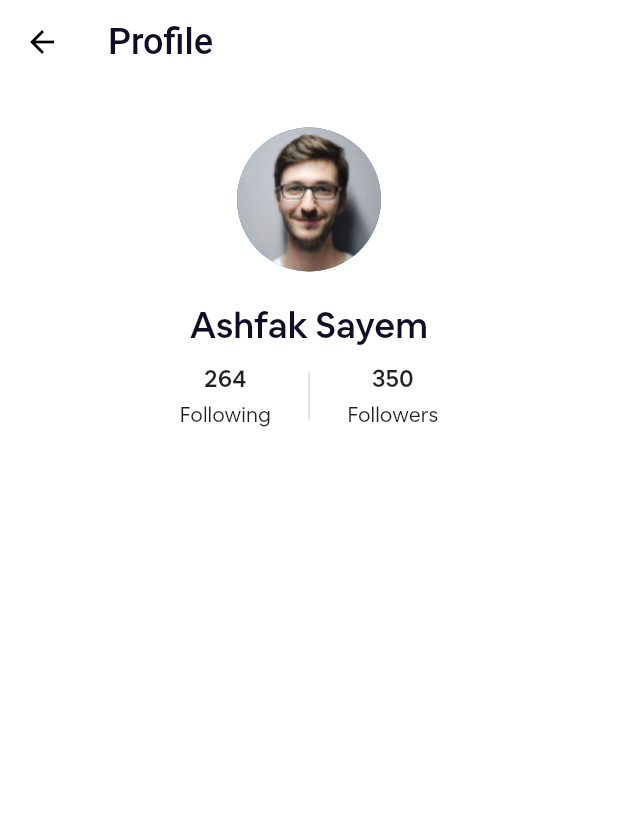
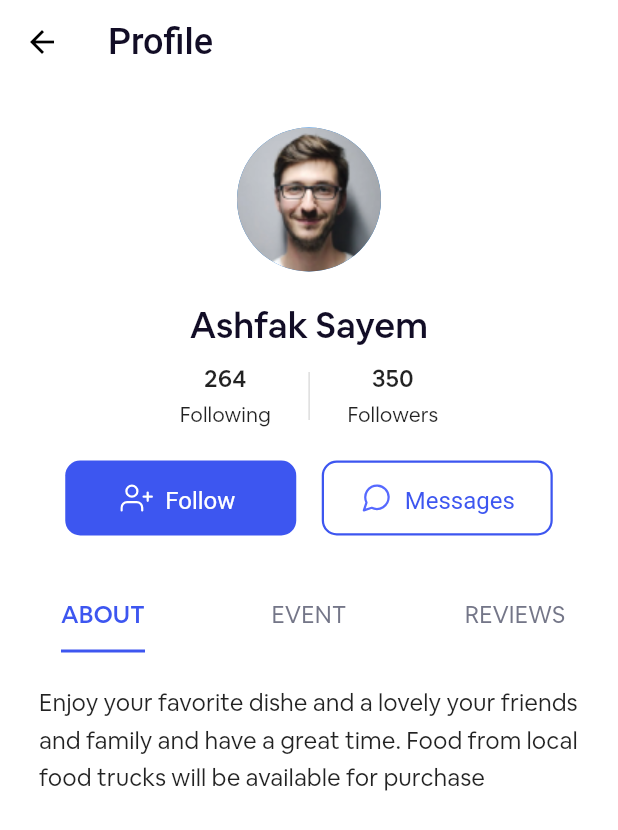
Before and after one commit to callmhejerry/Eventhub, a Flutter app: the screen it shows after launch, on a phone screen of 412 x 824 dp. Shown: the top 830 px of the screen. Run offline on Flutter 3.47's test engine with Material 2 defaults, Android fonts, the phone set to English and light mode, and no system bars; drawn by our look-alikes of readmore; our stand-ins replace flutter_rating_bar, flutter_svg, gap.

Commit message:
Completed the profile feature

```diff
--- a/lib/core/theme/app_theme.dart
+++ b/lib/core/theme/app_theme.dart
@@ -13,6 +13,20 @@ class LightTheme extends AppTheme {
   static get themeData {
     return ThemeData(
       fontFamily: "AirbnbCereal",
+      tabBarTheme: const TabBarTheme(
+        indicatorSize: TabBarIndicatorSize.label,
+        labelColor: AppColorStyle.primaryBlue,
+        unselectedLabelColor: Color(0xff747688),
+        unselectedLabelStyle: TextStyle(
+          fontSize: 16,
+          fontWeight: FontWeight.normal,
+        ),
+        labelStyle: TextStyle(
+          fontSize: 16,
+          fontWeight: FontWeight.w500,
+          letterSpacing: 0.01,
+        ),
+      ),
       scaffoldBackgroundColor: Colors.white,
       outlinedButtonTheme: OutlinedButtonThemeData(
         style: ButtonStyle(
@@ -22,6 +36,7 @@ class LightTheme extends AppTheme {
                 width: 1.5,
               ),
             ),
+            textStyle: const MaterialStatePropertyAll(AppTextStyle.body1),
             minimumSize: const MaterialStatePropertyAll(Size(154, 50)),
             iconColor:
                 const MaterialStatePropertyAll(AppColorStyle.primaryBlue),
@@ -32,6 +47,17 @@ class LightTheme extends AppTheme {
             )),
       ),
       primaryColor: AppColorStyle.primaryBlue,
+      elevatedButtonTheme: ElevatedButtonThemeData(
+        style: ElevatedButton.styleFrom(
+          minimumSize: const Size(154, 50),
+          backgroundColor: AppColorStyle.primaryBlue,
+          textStyle: AppTextStyle.body1,
+          elevation: 0,
+          shape: RoundedRectangleBorder(
+            borderRadius: BorderRadius.circular(10),
+          ),
+        ),
+      ),
       appBarTheme: AppBarTheme(
         elevation: 0,
         centerTitle: false,
--- a/lib/main.dart
+++ b/lib/main.dart
@@ -1,5 +1,4 @@
 import 'package:event_hub/src/feature/profile/organizer_profile.dart';
-import 'package:event_hub/src/feature/profile/profile_screen.dart';
 import 'package:flutter/material.dart';
 
 import 'core/theme/app_theme.dart';
--- a/lib/src/feature/profile/organizer_profile.dart
+++ b/lib/src/feature/profile/organizer_profile.dart
@@ -1,8 +1,29 @@
+import 'package:event_hub/core/styles/color_styles.dart';
+import 'package:event_hub/core/styles/text_styles.dart';
+import 'package:event_hub/core/widgets/event_card.dart';
+import 'package:event_hub/core/widgets/review_card.dart';
 import 'package:event_hub/src/feature/profile/widgets/profile_display_details.dart';
 import 'package:flutter/material.dart';
+import 'package:flutter_svg/svg.dart';
+import 'package:gap/gap.dart';
+import 'package:readmore/readmore.dart';
 
-class OrganizerProfile extends StatelessWidget {
+class OrganizerProfile extends StatefulWidget {
   const OrganizerProfile({super.key});
+
+  @override
+  State<OrganizerProfile> createState() => _OrganizerProfileState();
+}
+
+class _OrganizerProfileState extends State<OrganizerProfile>
+    with SingleTickerProviderStateMixin {
+  late final TabController _tabController;
+
+  @override
+  void initState() {
+    _tabController = TabController(length: 3, vsync: this);
+    super.initState();
+  }
 
   @override
   Widget build(BuildContext context) {
@@ -15,25 +36,143 @@ class OrganizerProfile extends StatelessWidget {
         ),
       ),
       body: SafeArea(
-        child: SingleChildScrollView(
-          padding: const EdgeInsets.symmetric(horizontal: 20),
         child: Column(
-            children: const [
-              SizedBox(
+          // crossAxisAlignment: CrossAxisAlignment.stretch,
+          children: [
+            const SizedBox(
               height: 29,
             ),
-              ProfileDisplayDetails(
+            const ProfileDisplayDetails(
               displayName: "Ashfak Sayem",
               followers: "350",
               following: "264",
             ),
-              SizedBox(
+            const SizedBox(
               height: 21,
             ),
+            Row(
+              mainAxisAlignment: MainAxisAlignment.center,
+              children: [
+                ElevatedButton.icon(
+                  onPressed: () {},
+                  label: const Text("Follow"),
+                  icon: SvgPicture.asset("assets/icons/follow_icon.svg"),
+                ),
+                const Gap(17),
+                OutlinedButton.icon(
+                  onPressed: () {},
+                  icon: SvgPicture.asset("assets/icons/chat_icon.svg"),
+                  label: const Text(
+                    "Messages",
+                    style: TextStyle(color: AppColorStyle.primaryBlue),
+                  ),
+                )
               ],
             ),
+            const Gap(30),
+            TabBar(
+              indicatorColor: AppColorStyle.primaryBlue,
+              controller: _tabController,
+              tabs: const [
+                Tab(
+                  text: "ABOUT",
+                ),
+                Tab(
+                  text: "EVENT",
+                ),
+                Tab(
+                  text: "REVIEWS",
+                )
+              ],
+            ),
+            const Gap(20),
+            Expanded(
+              child: Padding(
+                padding: const EdgeInsets.symmetric(horizontal: 26),
+                child: TabBarView(
+                  controller: _tabController,
+                  children: const [
+                    AboutSection(),
+                    EventSection(),
+                    ReviewSection(),
+                  ],
+                ),
+              ),
+            )
+          ],
         ),
       ),
     );
   }
 }
+
+class AboutSection extends StatelessWidget {
+  const AboutSection({super.key});
+
+  @override
+  Widget build(BuildContext context) {
+    return const ReadMoreText(
+      "Enjoy your favorite dishe and a lovely your friends and family and have a great time. Food from local food trucks will be available for purchase",
+      style: AppTextStyle.body1,
+    );
+  }
+}
+
+class EventSection extends StatelessWidget {
+  const EventSection({super.key});
+
+  @override
+  Widget build(BuildContext context) {
+    return ListView.separated(
+      separatorBuilder: (context, index) {
+        return const Gap(16);
+      },
+      itemCount: 3,
+      itemBuilder: (context, index) {
+        final images = [
+          "assets/images/event_1.png",
+          "assets/images/event_2.png",
+          "assets/images/event_3.png",
+        ];
+        final texts = [
+          "A virtual evening of smoooth jazz",
+          "Jo malone london’s mother’s day ",
+          "Women's leadership conference"
+        ];
+        return EventCard(
+          image: images[index],
+          title: texts[index],
+        );
+      },
+    );
+  }
+}
+
+class ReviewSection extends StatelessWidget {
+  const ReviewSection({super.key});
+
+  @override
+  Widget build(BuildContext context) {
+    return ListView.separated(
+      itemBuilder: (context, index) {
+        final names = [
+          "Rocks Velkeinjen",
+          "Chinedu Jeremiah",
+          "Robert Maculry"
+        ];
+        return ReviewCard(
+          name: names[index],
+          date: "10 Feb",
+          image: "assets/images/avatar_1.png",
+          rating: 4,
+          review:
+              "Cinemas is the ultimate experience to see new movies in Gold Class or Vmax. Find a cinema near you.",
+        );
+      },
+      separatorBuilder: (context, index) {
+        return const Gap(15);
+      },
+      itemCount: 3,
+    );
+  }
+}
--- a/pubspec.yaml
+++ b/pubspec.yaml
@@ -37,6 +37,8 @@ dependencies:
   cupertino_icons: ^1.0.2
   readmore: ^2.2.0
   flutter_svg: ^2.0.5
+  gap: ^3.0.0
+  flutter_rating_bar: ^4.0.1
 
 dev_dependencies:
   flutter_test:
```
Also changed, not shown: lib/core/widgets/event_card.dart (added, +71 -0 lines), lib/core/widgets/review_card.dart (added, +87 -0 lines), assets/icons/chat_icon.svg (added), assets/icons/follow_icon.svg (added), assets/images/avatar_1.png (added), assets/images/event_1.png (added), assets/images/event_2.png (added), assets/images/event_3.png (added), pubspec.lock. Lines whose indentation alone changed are shown as unchanged.
